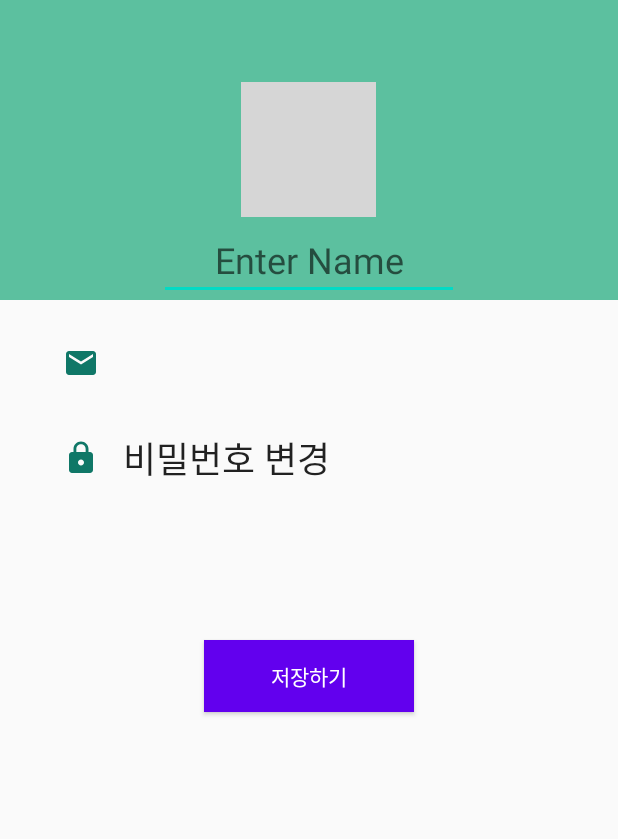
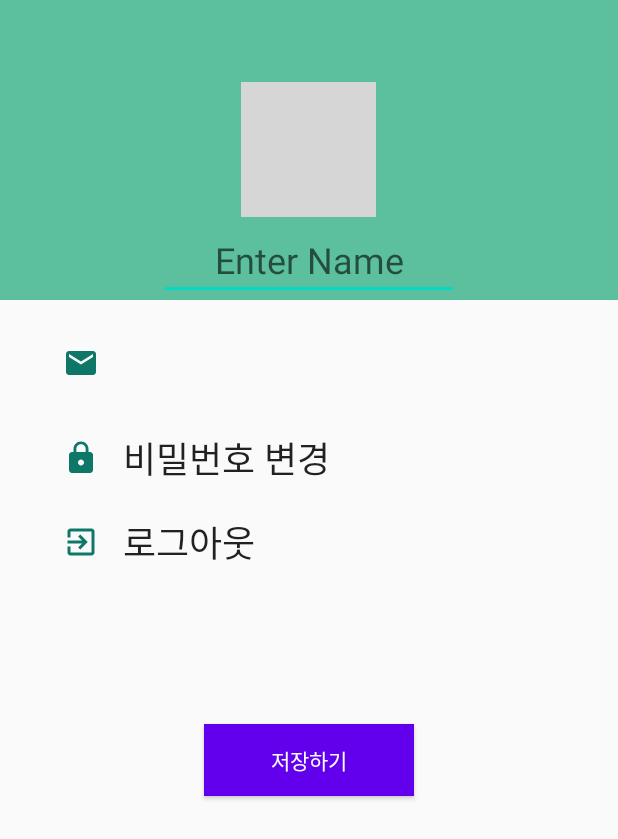
Before and after one commit to JustJOSU/OneGoal, an Android app: the screen it shows after launch once a user with an empty profile is signed in (ProfileActivity), after a tap on an icon or button, on a phone screen of 412 x 824 dp. Shown: the top 839 px of the screen. Run offline under Robolectric (Android 15) with nearby library versions, the phone set to English and light mode, and no system bars; our stand-ins replace CircleImageView, Firebase (no records; nobody signed in at launch, a user with empty details on screens opened directly); pictures from the network do not load; grey boxes are pictures that could not be loaded.

Commit message:
camera and image finished

```diff
--- a/app/build.gradle
+++ b/app/build.gradle
@@ -68,5 +68,6 @@ dependencies {
     // glide
     implementation 'com.github.bumptech.glide:glide:4.9.0'
     annotationProcessor 'com.github.bumptech.glide:compiler:4.9.0'
+    implementation "org.jetbrains.kotlin:kotlin-reflect:1.3.71"
 
 }
--- a/app/src/main/java/com/hour/onegoal/MainActivity.kt
+++ b/app/src/main/java/com/hour/onegoal/MainActivity.kt
@@ -3,6 +3,7 @@ package com.hour.onegoal
 import android.content.Intent
 import android.os.Bundle
 import android.util.Log
+import android.view.View
 import androidx.appcompat.app.AppCompatActivity
 import androidx.fragment.app.FragmentActivity
 import androidx.recyclerview.widget.GridLayoutManager
@@ -15,6 +16,7 @@ import com.google.firebase.database.FirebaseDatabase
 import com.google.firebase.database.ValueEventListener
 import com.hour.onegoal.Data.Category
 import kotlinx.android.synthetic.main.activity_main.*
+import kotlinx.android.synthetic.main.activity_profile.*
 
 
 class MainActivity : AppCompatActivity() {
@@ -41,22 +43,13 @@ class MainActivity : AppCompatActivity() {
         val user: FirebaseUser = firebaseAuth.currentUser!!
         val userKey = user.uid
 
-        mDb.child("users").child(userKey).addValueEventListener(object : ValueEventListener {
-            override fun onDataChange(dataSnapshot: DataSnapshot) {
-                val userID =
-                    dataSnapshot.child("username").getValue(String::class.java)
-                val photoID =
-                    dataSnapshot.child("profileImageUrl").getValue(String::class.java)
-                currentUser?.let {user ->
-                    user_textView.text = userID
-                    Glide.with(this@MainActivity)
-                        .load(photoID)
-                        .into(current_user_imageView)
-                }
-            }
+        currentUser?.let { user ->
+            user_textView.text = user.displayName
 
-            override fun onCancelled(databaseError: DatabaseError) {}
-        })
+            Glide.with(this@MainActivity)
+                .load(user.photoUrl)
+                .into(current_user_imageView)
+        }
 
         // 현재 유저 선택했을 경우
         main_id_set.setOnClickListener {
--- a/app/src/main/java/com/hour/onegoal/ProfileActivity.kt
+++ b/app/src/main/java/com/hour/onegoal/ProfileActivity.kt
@@ -10,17 +10,20 @@ import android.provider.MediaStore
 import android.view.View
 import androidx.appcompat.app.AlertDialog
 import com.bumptech.glide.Glide
+import com.google.android.gms.tasks.OnFailureListener
+import com.google.android.gms.tasks.OnSuccessListener
 import com.google.firebase.auth.FirebaseAuth
 import com.google.firebase.auth.FirebaseUser
 import com.google.firebase.auth.UserProfileChangeRequest
-import com.google.firebase.database.DataSnapshot
-import com.google.firebase.database.DatabaseError
-import com.google.firebase.database.FirebaseDatabase
-import com.google.firebase.database.ValueEventListener
+import com.google.firebase.database.*
 import com.google.firebase.storage.FirebaseStorage
+import com.google.firebase.storage.StorageReference
+import com.google.firebase.storage.UploadTask
 import kotlinx.android.synthetic.main.activity_main.*
 import kotlinx.android.synthetic.main.activity_profile.*
 import java.io.ByteArrayOutputStream
+import java.io.IOException
+import java.util.*
 
 class ProfileActivity : AppCompatActivity() {
 
@@ -29,31 +32,20 @@ class ProfileActivity : AppCompatActivity() {
     private lateinit var imageUri: Uri
     private val REQUEST_IMAGE_CAPTURE = 100
     private val OPEN_GALLERY = 1
+    private var filePath: Uri? = null
+    private val currentUser = FirebaseAuth.getInstance().currentUser
+    private var storageReference: StorageReference? = null
 
-    private val currentUser = FirebaseAuth.getInstance().currentUser
 
     override fun onCreate(savedInstanceState: Bundle?) {
         super.onCreate(savedInstanceState)
         setContentView(R.layout.activity_profile)
         // UserName 가져오는 코드
-        val firebaseAuth = FirebaseAuth.getInstance()
-        val mDatabase = FirebaseDatabase.getInstance()
-        val mDb = mDatabase.reference
-        val user: FirebaseUser = firebaseAuth.currentUser!!
-        val userKey = user.uid
-
-        mDb.child("users").child(userKey).addValueEventListener(object : ValueEventListener {
-            override fun onDataChange(dataSnapshot: DataSnapshot) {
-                val userID =
-                    dataSnapshot.child("username").getValue(String::class.java)!!
-                val photoID =
-                    dataSnapshot.child("profileImageUrl").getValue(String::class.java)
-
         currentUser?.let { user ->
-                    edit_text_name.setText(userID)
+            edit_text_name.setText(user.displayName)
             text_email.text = user.email
             Glide.with(this@ProfileActivity)
-                        .load(photoID)
+                .load(user.photoUrl)
                 .into(profile_image_view)
 
             if (user.isEmailVerified) {
@@ -63,11 +55,6 @@ class ProfileActivity : AppCompatActivity() {
             }
         }
 
-            }
-
-            override fun onCancelled(databaseError: DatabaseError) {}
-        })
-
         profile_image_view.setOnClickListener {
             showPictureDialog()
         }
@@ -75,6 +62,7 @@ class ProfileActivity : AppCompatActivity() {
             val photo = when {
                 // 선택된 이미지를 사진에 사용한다.
                 ::imageUri.isInitialized -> imageUri
+                filePath != null -> filePath
                 // 현재 사용자가 널이면
                 currentUser?.photoUrl == null -> Uri.parse(DEFAULT_IMAGE_URL)
                 else -> currentUser.photoUrl
@@ -99,10 +87,26 @@ class ProfileActivity : AppCompatActivity() {
                     progressbar.visibility = View.INVISIBLE
                     if (task.isSuccessful) {
                         application?.toast("프로필 업데이트 성공")
+                        val intent = Intent(this,MainActivity::class.java)
+                        startActivity(intent)
                     } else {
                         application?.toast(task.exception?.message!!)
                     }
                 }
+        }
+
+        logout.setOnClickListener {
+            AlertDialog.Builder(this).apply {
+                setTitle("Are you sure?")
+                setPositiveButton("Yes") { _, _ ->
+
+                    FirebaseAuth.getInstance().signOut()
+                    logout()
+
+                }
+                setNegativeButton("Cancel") { _, _ ->
+                }
+            }.create().show()
         }
 
     }
@@ -142,13 +146,66 @@ class ProfileActivity : AppCompatActivity() {
 
     override fun onActivityResult(requestCode: Int, resultCode: Int, data: Intent?) {
         super.onActivityResult(requestCode, resultCode, data)
-        if (requestCode == REQUEST_IMAGE_CAPTURE && resultCode == Activity.RESULT_OK && data!= null) {
-            val imageBitmap = data.extras?.get("data") as Bitmap
+        if (requestCode == OPEN_GALLERY && resultCode == Activity.RESULT_OK) {
+            if(data == null || data.data == null){
+                return
+            }
+            filePath = data.data
+            try {
+                uploadImage()
+            }catch (e: IOException) {
+                e.printStackTrace()
+            }
+
+        }
+        if (requestCode == REQUEST_IMAGE_CAPTURE && resultCode == Activity.RESULT_OK){
+            val imageBitmap = data!!.extras?.get("data") as Bitmap
             uploadImageAndSaveUri(imageBitmap)
+
+        }
+
+
+    }
+
+    // 갤러리에서 이미지 업로드
+    private fun uploadImage(){
+        val bitmap = MediaStore.Images.Media.getBitmap(contentResolver, filePath)
+        // ByteArrayOutputStream 은 메모리, 즉 바이트 배열에 데이터를 입출력하는데 사용되는 스트림이다
+        val baos = ByteArrayOutputStream()
+        // Storage 인스턴스 얻어와서 child() 에는 유저 정보를 받아와서 현재 유저정보를 받고 pics 라는 폴더에 저장한다.
+        val storageRef = FirebaseStorage.getInstance()
+            .reference
+            .child("pics/${FirebaseAuth.getInstance().currentUser?.uid}")
+        // bitmap 압축 방식
+        bitmap.compress(Bitmap.CompressFormat.JPEG, 100, baos)
+        // ByteArray 메소드를 이용하면 저장된 모든 내용이 바이트 배열로 반환
+        val image = baos.toByteArray()
+        // 스토리지 레퍼런스에 배열로 반환한 image 변수를 put !
+        val upload = storageRef.putBytes(image)
+        // 불러오는 동안 프로그레스바 로 보이도록 !
+        progressbar_pic.visibility = View.VISIBLE
+        upload.addOnCompleteListener { uploadTask ->
+            // 성공하면 프로그레스바 안보이도록
+            progressbar_pic.visibility = View.INVISIBLE
+
+            if (uploadTask.isSuccessful) {
+                // 객체를 다운로드하는 데 사용할 수 있는 URL
+                storageRef.downloadUrl.addOnCompleteListener { urlTask ->
+                    urlTask.result?.let {
+                        filePath = it
+                        profile_image_view.setImageBitmap(bitmap)
+                    }
+                }
+            } else {
+                uploadTask.exception?.let {
+                    toast(it.message!!)
+                }
+            }
         }
 
     }
 
+    // 카메라에서 업로드
     private fun uploadImageAndSaveUri(bitmap: Bitmap) {
 
         // ByteArrayOutputStream 은 메모리, 즉 바이트 배열에 데이터를 입출력하는데 사용되는 스트림이다
@@ -186,4 +243,6 @@ class ProfileActivity : AppCompatActivity() {
         }
 
     }
+
+
 }
--- /dev/null
+++ b/app/src/main/res/drawable/logout.xml
@@ -0,0 +1,5 @@
+<vector android:height="24dp" android:tint="#0F7767"
+    android:viewportHeight="24.0" android:viewportWidth="24.0"
+    android:width="24dp" xmlns:android="http://schemas.android.com/apk/res/android">
+    <path android:fillColor="#FF000000" android:pathData="M10.09,15.59L11.5,17l5,-5 -5,-5 -1.41,1.41L12.67,11H3v2h9.67l-2.58,2.59zM19,3H5c-1.11,0 -2,0.9 -2,2v4h2V5h14v14H5v-4H3v4c0,1.1 0.89,2 2,2h14c1.1,0 2,-0.9 2,-2V5c0,-1.1 -0.9,-2 -2,-2z"/>
+</vector>
--- a/app/src/main/res/layout/activity_profile.xml
+++ b/app/src/main/res/layout/activity_profile.xml
@@ -33,6 +33,7 @@
                 android:layout_below="@id/profile_image_view"
                 tools:text="User"
                 android:enabled="true"
+                android:maxLines="1"
                 android:id="@+id/edit_text_name"
                 android:layout_width="200dp"
                 android:layout_height="wrap_content"/>
@@ -76,9 +77,6 @@
                 android:layout_width="wrap_content"
                 android:layout_height="wrap_content"/>
 
-
-
-
             <TextView
                 android:textAppearance="@style/TextAppearance.AppCompat.Headline"
                 android:layout_gravity="top"
@@ -90,7 +88,17 @@
                 android:layout_width="match_parent"
                 android:layout_marginBottom="20dp"
                 android:layout_height="wrap_content"/>
-
+            <TextView
+                android:textAppearance="@style/TextAppearance.AppCompat.Headline"
+                android:layout_gravity="top"
+                android:drawablePadding="16dp"
+                android:drawableLeft="@drawable/logout"
+                android:text="로그아웃"
+                android:enabled="true"
+                android:id="@+id/logout"
+                android:layout_width="match_parent"
+                android:layout_marginBottom="20dp"
+                android:layout_height="wrap_content"/>
 
             <ProgressBar
                 android:id="@+id/progressbar"
```
Lines whose indentation alone changed are shown as unchanged.
